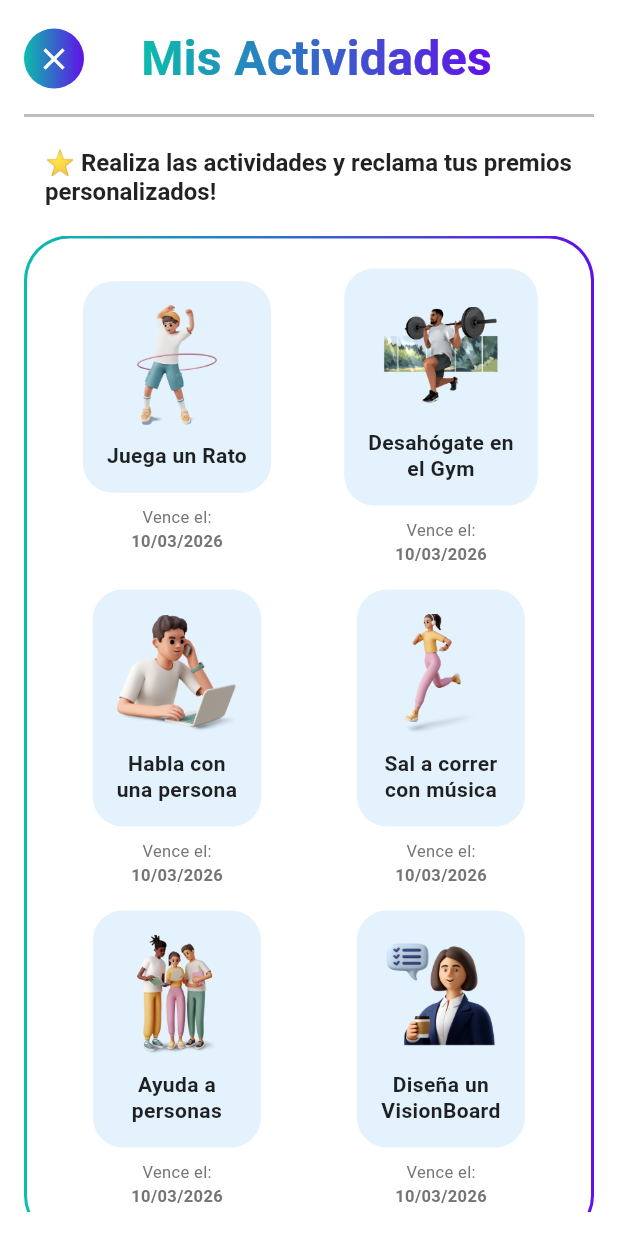
After one commit to sheydazz/RESTAPP, a Flutter app: the ActivitiesScreen screen opened directly, on a phone screen of 412 x 824 dp. The commit adds this screen. Run offline on Flutter 3.47's test engine with Material 3 defaults, Android fonts, the phone set to English and light mode, and no system bars; our stand-ins replace google_fonts.

Commit message:
Pantalla Progreso de las actividades

```diff
--- /dev/null
+++ b/lib/features/home/screens/activities_screen.dart
@@ -0,0 +1,261 @@
+import 'package:flutter/material.dart';
+
+class ActivitiesScreen extends StatelessWidget {
+  @override
+  Widget build(BuildContext context) {
+    return Scaffold(
+      backgroundColor: Colors.white,
+      body: SafeArea(
+        child: Column(
+          children: [
+            // Header
+            Padding(
+              padding: EdgeInsets.all(16),
+              child: Row(
+                children: [
+                  InkWell(
+                    onTap: () {
+                      Navigator.pop(context);
+                    },
+                    child: Container(
+                      width: 40,
+                      height: 40,
+                      decoration: BoxDecoration(
+                        gradient: LinearGradient(
+                          colors: [
+                            Color(0xFF0BBDAC),
+                            Color(0xFF6110E8),
+                          ],
+                          begin: Alignment.centerLeft,
+                          end: Alignment.centerRight,
+                        ),
+                        shape: BoxShape.circle,
+                      ),
+                      child: Icon(
+                        Icons.close,
+                        color: Colors.white,
+                        size: 24,
+                      ),
+                    ),
+                  ),
+                  Expanded(
+                    child: Center(
+                      child: ShaderMask(
+                        shaderCallback: (bounds) => LinearGradient(
+                          colors: [
+                            Color(0xFF0BBDAC),
+                            Color(0xFF6110E8),
+                          ],
+                          begin: Alignment.centerLeft,
+                          end: Alignment.centerRight,
+                        ).createShader(bounds),
+                        child: Text(
+                          'Mis Actividades',
+                          style: TextStyle(
+                            fontSize: 32,
+                            fontWeight: FontWeight.bold,
+                            color: Colors.white,
+                          ),
+                        ),
+                      ),
+                    ),
+                  ),
+                  SizedBox(width: 30), // Para balancear el espacio de la X
+                ],
+              ),
+            ),
+
+            Divider(
+              color: Colors.grey[400],
+              thickness: 2,
+              height: 0,
+              indent: 16,
+              endIndent: 16,
+            ),
+
+            SizedBox(height: 20),
+
+            // Texto motivacional
+            Padding(
+              padding: EdgeInsets.symmetric(horizontal: 30),
+              child: RichText(
+                textAlign: TextAlign.left,
+                text: TextSpan(
+                  style: TextStyle(
+                    fontSize: 16,
+                    color: Colors.black87,
+                    fontFamily: 'Fredoka',
+                  ),
+                  children: [
+                    TextSpan(
+                      text: '⭐ ',
+                    ),
+                    TextSpan(
+                      text: 'Realiza las actividades y reclama tus premios personalizados!',
+                      style: TextStyle(
+                        fontWeight: FontWeight.bold,
+                      ),
+                    ),
+                  ],
+                ),
+              ),
+            ),
+
+            SizedBox(height: 20),
+
+            // Grid de actividades
+            Expanded(
+              child: SingleChildScrollView(
+                child: Container(
+                  margin: EdgeInsets.symmetric(horizontal: 16),
+                  padding: EdgeInsets.all(2), // Grosor del borde con gradiente
+                  decoration: BoxDecoration(
+                    gradient: LinearGradient(
+                      colors: [
+                        Color(0xFF0BBDAC),
+                        Color(0xFF6110E8),
+                      ],
+                      begin: Alignment.centerLeft,
+                      end: Alignment.centerRight,
+                    ),
+                    borderRadius: BorderRadius.circular(30),
+                  ),
+                  child: Container(
+                    padding: EdgeInsets.all(20),
+                    decoration: BoxDecoration(
+                      color: Colors.white,
+                      borderRadius: BorderRadius.circular(28),
+                    ),
+                    child: Column(
+                      children: [
+                        Row(
+                          children: [
+                            Expanded(
+                              child: _buildActivityCard(
+                                'Juega un Rato',
+                                'assets/images/Play.png',
+                                '10/03/2026',
+                              ),
+                            ),
+                            SizedBox(width: 16),
+                            Expanded(
+                              child: _buildActivityCard(
+                                'Desahógate en\nel Gym',
+                                'assets/images/Gym2.png',
+                                '10/03/2026',
+                              ),
+                            ),
+                          ],
+                        ),
+                        SizedBox(height: 16),
+                        Row(
+                          children: [
+                            Expanded(
+                              child: _buildActivityCard(
+                                'Habla con\nuna persona',
+                                'assets/images/Talk.png',
+                                '10/03/2026',
+                              ),
+                            ),
+                            SizedBox(width: 16),
+                            Expanded(
+                              child: _buildActivityCard(
+                                'Sal a correr\ncon música',
+                                'assets/images/Run.png',
+                                '10/03/2026',
+                              ),
+                            ),
+                          ],
+                        ),
+                        SizedBox(height: 16),
+                        Row(
+                          children: [
+                            Expanded(
+                              child: _buildActivityCard(
+                                'Ayuda a\npersonas',
+                                'assets/images/Help.png',
+                                '10/03/2026',
+                              ),
+                            ),
+                            SizedBox(width: 16),
+                            Expanded(
+                              child: _buildActivityCard(
+                                'Diseña un\nVisionBoard',
+                                'assets/images/VisionBoard.png',
+                                '10/03/2026',
+                              ),
+                            ),
+                          ],
+                        ),
+                      ],
+                    ),
+                  ),
+                ),
+              ),
+            ),
+
+            SizedBox(height: 16),
+          ],
+        ),
+      ),
+    );
+  }
+
+  Widget _buildActivityCard(String title, String imagePath, String date) {
+    return Column(
+      children: [
+        Container(
+          padding: EdgeInsets.all(16),
+          decoration: BoxDecoration(
+            color: Color(0xFFE3F2FD),
+            borderRadius: BorderRadius.circular(20),
+          ),
+          child: Column(
+            mainAxisSize: MainAxisSize.min,
+            children: [
+              // Imagen de la actividad
+              Container(
+                width: 80,
+                height: 80,
+                child: Image.asset(
+                  imagePath,
+                  fit: BoxFit.contain,
+                ),
+              ),
+              SizedBox(height: 12),
+
+              // Título de la actividad
+              Text(
+                title,
+                textAlign: TextAlign.center,
+                style: TextStyle(
+                  fontSize: 14,
+                  fontWeight: FontWeight.bold,
+                  color: Colors.black87,
+                  height: 1.2,
+                ),
+              ),
+            ],
+          ),
+        ),
+        SizedBox(height: 8),
+        // Fecha de vencimiento fuera de la tarjeta
+        Text(
+          'Vence el:',
+          style: TextStyle(
+            fontSize: 11,
+            color: Colors.grey[600],
+          ),
+        ),
+        Text(
+          date,
+          style: TextStyle(
+            fontSize: 11,
+            fontWeight: FontWeight.w600,
+            color: Colors.grey[600],
+          ),
+        ),
+      ],
+    );
+  }
+}
--- a/lib/features/home/screens/home_screen.dart
+++ b/lib/features/home/screens/home_screen.dart
@@ -2,6 +2,7 @@ import 'package:flutter/material.dart';
 import 'package:flutter/services.dart';
 import '../../settings/screens/settings_screen.dart';
 import 'help_screen.dart';
+import 'activities_screen.dart';
 import 'package:rest/features/emotion/screens/chat_screen.dart';
 
 void main() {
@@ -124,7 +125,7 @@ class MainScreen extends StatelessWidget {
 
             InkWell( // Se envuelve el Container con InkWell
               onTap: () {
-                // Navega a HelpScreen cuando se presiona el ícono
+                // Navega a ChatScreen cuando se presiona el botón
                 Navigator.push(
                   context,
                   MaterialPageRoute(builder: (context) => ChatScreen()),
@@ -270,8 +271,16 @@ class MainScreen extends StatelessWidget {
 
                   SizedBox(width: 16),
 
-                  // Card Progreso de las Actividad
+                  // Card Progreso de las Actividad - CON NAVEGACIÓN
                   Expanded(
+                    child: InkWell(
+                      onTap: () {
+                        // Navega a ActivitiesScreen cuando se presiona la card
+                        Navigator.push(
+                          context,
+                          MaterialPageRoute(builder: (context) => ActivitiesScreen()),
+                        );
+                      },
                       child: Container(
                         padding: EdgeInsets.all(16),
                         decoration: BoxDecoration(
@@ -311,6 +320,7 @@ class MainScreen extends StatelessWidget {
                         ),
                       ),
                     ),
+                  ),
                 ],
               ),
             ),
```
Also changed, not shown: assets/images/Gym2.png (added), assets/images/Help.png (added), assets/images/Play.png (added), assets/images/Run.png (added), assets/images/Talk.png (added), assets/images/VisionBoard.png (added). Lines whose indentation alone changed are shown as unchanged.
